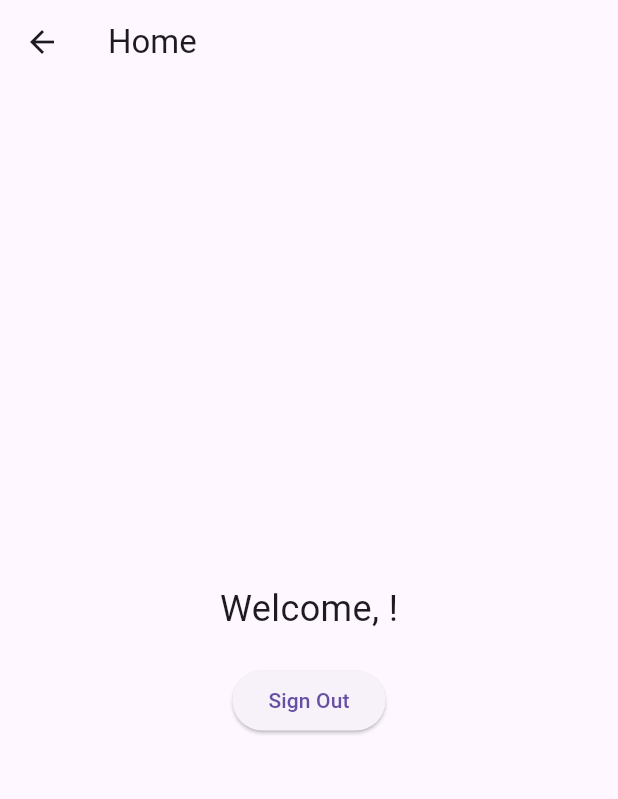
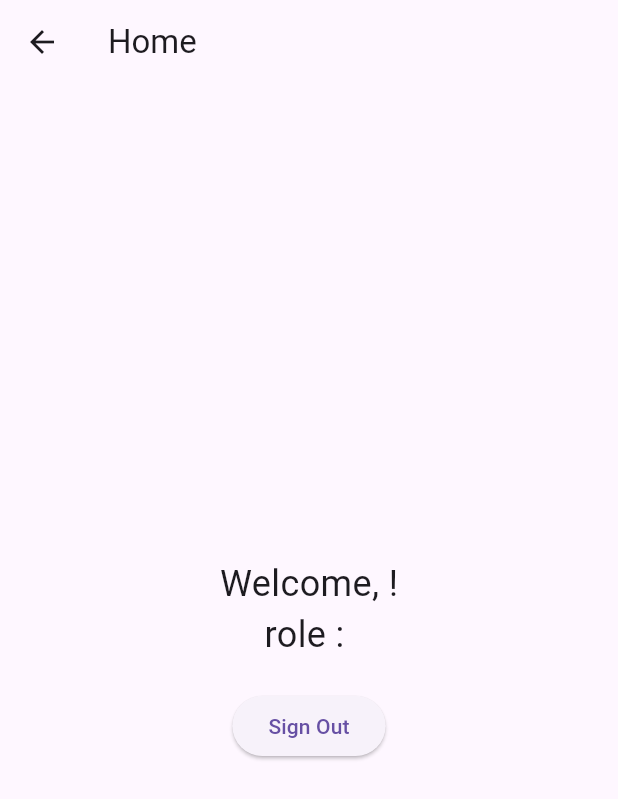
Before and after one commit to alfianindra/Poutendance, a Flutter app: the HomeScreen screen opened directly, on a phone screen of 412 x 824 dp. Shown: the top 799 px of the screen. Run offline on Flutter 3.47's test engine with Material 3 defaults, Android fonts, the phone set to English and light mode, and no system bars; our stand-ins replace cloud_firestore, firebase_auth, firebase_core; accounts and stored records are empty.

Commit message:
tambahkan role

```diff
--- a/lib/Screen/home_screen.dart
+++ b/lib/Screen/home_screen.dart
@@ -10,6 +10,7 @@ class HomeScreen extends StatefulWidget {
 
 class _HomeScreenState extends State<HomeScreen> {
   String? username;
+  String? role;
 
   @override
   void initState() {
@@ -26,6 +27,7 @@ class _HomeScreenState extends State<HomeScreen> {
           .get();
       setState(() {
         username = userDoc['username'];
+        role = userDoc['role'];
       });
     }
   }
@@ -55,6 +57,10 @@ class _HomeScreenState extends State<HomeScreen> {
                     'Welcome, $username!',
                     style: TextStyle(fontSize: 24),
                   ),
+                  Text(
+                    'role : $role',
+                    style: TextStyle(fontSize: 24),
+                  ),
                   SizedBox(height: 20),
                   ElevatedButton(
                     onPressed: _signOut,
--- a/lib/Screen/signup.dart
+++ b/lib/Screen/signup.dart
@@ -125,6 +125,7 @@ class _SignUpScreenState extends State<SignUpScreen> {
                                   .set({
                                 'username': _userTextController.text,
                                 'email': _emailTextController.text,
+                                'role': 'user',
                               });
 
                               Navigator.push(
```
